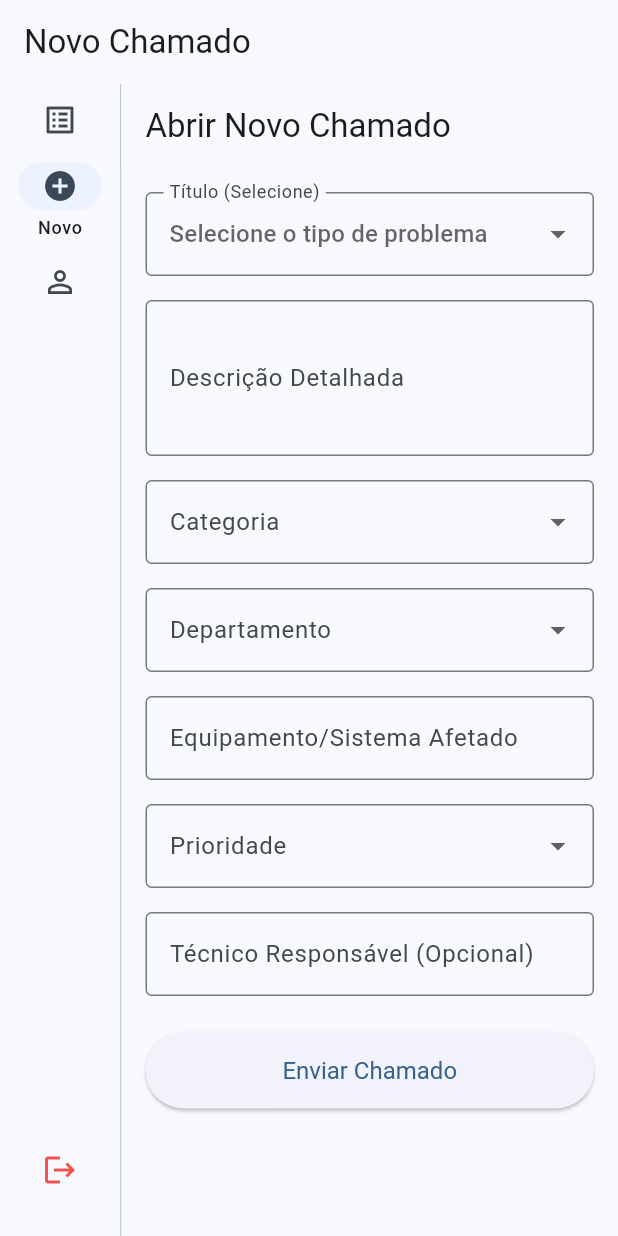
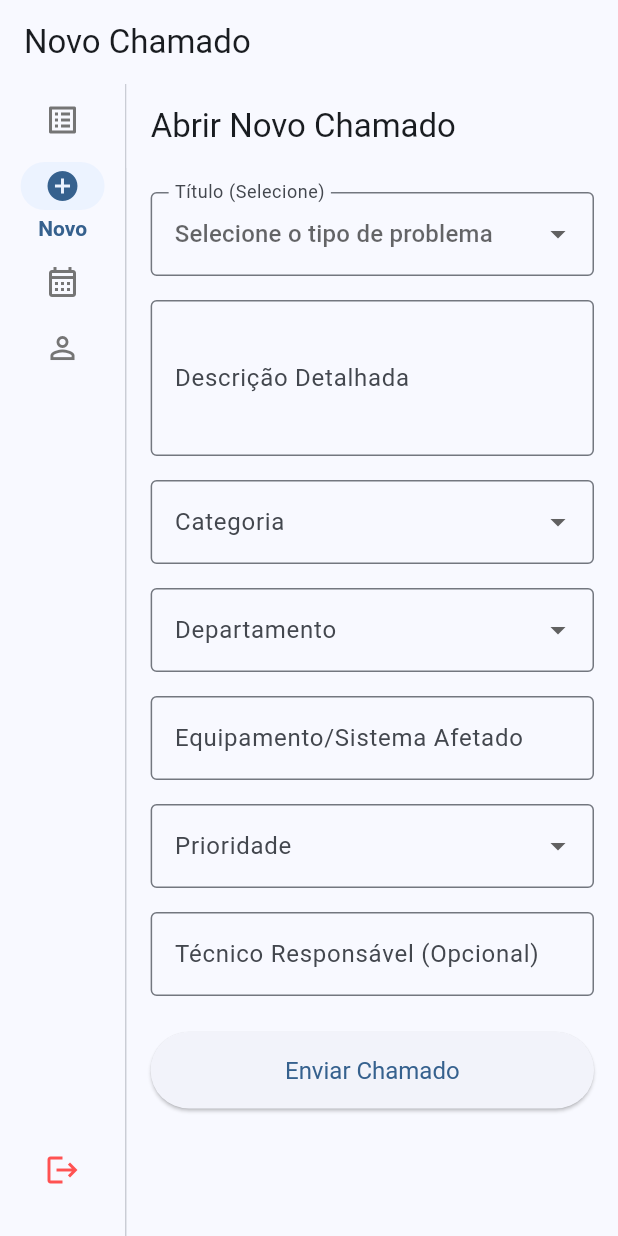
Before and after one commit to petersonhernandez4495/AtendimentoTISUPER, a Flutter app: the screen it shows after launch, after a tap on "Novo", on a phone screen of 412 x 824 dp. Run offline on Flutter 3.47's test engine with Material 3 defaults, Android fonts, the phone set to English and light mode, and no system bars; our stand-ins replace audioplayers, cloud_firestore, firebase_auth, firebase_core, open_filex, pdf and 1 more; accounts and stored records are empty.

Commit message:
agenda ok

```diff
--- /dev/null
+++ b/atendimento_ti_seduc/lib/agenda_screen.dart
@@ -0,0 +1,40 @@
+// lib/agenda_screen.dart
+import 'package:flutter/material.dart';
+
+// Este é um Widget placeholder simples para a tela de Agenda.
+// Ele será exibido quando o item "Agenda" for selecionado no menu principal.
+// Substitua o conteúdo do 'build' futuramente pela sua implementação real da agenda
+// (ex: calendário, lista de próximas visitas de todos os chamados, etc.).
+
+class AgendaScreen extends StatelessWidget {
+  const AgendaScreen({super.key});
+
+  @override
+  Widget build(BuildContext context) {
+    // Como esta tela é parte do conteúdo exibido pela MainNavigationScreen,
+    // ela retorna diretamente o conteúdo, sem Scaffold ou AppBar próprios.
+    return Center(
+      child: Padding(
+        padding: const EdgeInsets.all(20.0),
+        child: Column(
+          mainAxisAlignment: MainAxisAlignment.center,
+          children: [
+            Icon(Icons.calendar_month_outlined, size: 80, color: Theme.of(context).disabledColor), // Ícone cinza
+            const SizedBox(height: 20),
+            Text(
+              'Agenda',
+              textAlign: TextAlign.center,
+              style: Theme.of(context).textTheme.headlineMedium?.copyWith(color: Theme.of(context).disabledColor),
+            ),
+             const SizedBox(height: 10),
+            Text(
+              '(Funcionalidade futura: Exibir calendário ou lista de visitas agendadas)',
+              textAlign: TextAlign.center,
+              style: Theme.of(context).textTheme.bodySmall,
+            ),
+          ],
+        ),
+      ),
+    );
+  }
+}
--- a/atendimento_ti_seduc/lib/main_navigation_screen.dart
+++ b/atendimento_ti_seduc/lib/main_navigation_screen.dart
@@ -1,10 +1,12 @@
 // lib/main_navigation_screen.dart
 import 'package:flutter/material.dart';
 
-// Importe os WIDGETS DE CONTEÚDO (sem Scaffold/AppBar)
-import 'lista_chamados_screen.dart'; // <<< Certifique-se que este é SÓ o conteúdo
-import 'novo_chamado_screen.dart';          // <<< Verifique se esta precisa ou não de Scaffold próprio
-import 'profile_screen.dart';             // <<< Certifique-se que esta é SÓ o conteúdo
+// Importe os WIDGETS DE CONTEÚDO (sem Scaffold/AppBar próprios)
+// !!! Ajuste os nomes/caminhos se forem diferentes no seu projeto !!!
+import 'lista_chamados_screen.dart'; // <<< Widget SÓ com o conteúdo da lista
+import 'novo_chamado_screen.dart';          // <<< Verifique se esta precisa ou não de Scaffold/AppBar
+import 'agenda_screen.dart';                // <<< Widget placeholder da Agenda
+import 'profile_screen.dart';             // <<< Widget real do Perfil
 
 // Imports para Logout
 import 'login_screen.dart';
@@ -20,35 +22,33 @@ class MainNavigationScreen extends StatefulWidget {
 class _MainNavigationScreenState extends State<MainNavigationScreen> {
   int _selectedIndex = 0; // Índice do item selecionado no Rail
 
-  // Lista das telas (Widgets de CONTEÚDO)
+  // Lista das telas (Widgets de CONTEÚDO) - CORRIGIDA
   static const List<Widget> _widgetOptions = <Widget>[
-    ListaChamadosScreen(), // Índice 0
+    ListaChamadosScreen(), // Índice 0 (Conteúdo da Lista)
     NovoChamadoScreen(),          // Índice 1
-    ProfileScreen(),              // Índice 2
+    AgendaScreen(),               // Índice 2 (Tela da Agenda) <<< CORRIGIDO
+    ProfileScreen(),              // Índice 3 (Tela de Perfil)
   ];
 
-
-  // Títulos para a AppBar (opcional)
+  // Títulos para a AppBar (opcional) - CORRIGIDO
   static const List<String> _titles = <String>[
-    'Chamados', // Título mais curto para AppBar
+    'Chamados',
     'Novo Chamado',
+    'Agenda', // <<< Título correto
     'Meu Perfil',
   ];
 
   // Função chamada quando um destino no Rail é selecionado
   void _onDestinationSelected(int index) {
-    setState(() {
-      _selectedIndex = index;
-    });
+    setState(() { _selectedIndex = index; });
   }
 
-  // Função de Logout (agora parte desta tela novamente)
+  // Função de Logout (mantida)
   Future<void> _fazerLogout(BuildContext context) async {
-     bool confirmar = await showDialog<bool>( context: context, builder: (BuildContext context) { return AlertDialog( title: const Text('Confirmar Logout'), content: const Text('Tem certeza que deseja sair?'), actions: <Widget>[ TextButton( onPressed: () => Navigator.of(context).pop(false), child: const Text('Cancelar'), ), TextButton( onPressed: () => Navigator.of(context).pop(true), child: const Text('Sair', style: TextStyle(color: Colors.red)), ), ], ); }, ) ?? false;
+     bool confirmar = await showDialog<bool>( context: context, builder: (BuildContext context) { return AlertDialog( title: const Text('Confirmar Logout'), content: const Text('Tem certeza?'), actions: <Widget>[ TextButton( onPressed: () => Navigator.of(context).pop(false), child: const Text('Cancelar'), ), TextButton( onPressed: () => Navigator.of(context).pop(true), child: const Text('Sair', style: TextStyle(color: Colors.red)), ), ], ); }, ) ?? false;
      if (!confirmar || !mounted) return;
     try {
       await FirebaseAuth.instance.signOut();
-      // Navega para Login e remove tudo
       Navigator.of(context).pushAndRemoveUntil( MaterialPageRoute(builder: (context) => const LoginScreen()), (Route<dynamic> route) => false, );
     } catch (e) { print("Erro logout: $e"); if(mounted) ScaffoldMessenger.of(context).showSnackBar( SnackBar(content: Text('Erro ao fazer logout: ${e.toString()}')),); }
   }
@@ -57,77 +57,55 @@ class _MainNavigationScreenState extends State<MainNavigationScreen> {
   @override
   Widget build(BuildContext context) {
     return Scaffold(
-      // AppBar opcional (pode remover se não quiser AppBar geral)
+      // AppBar única com título dinâmico
       appBar: AppBar(
-        title: Text(_titles[_selectedIndex]), // Título muda com a seleção
-        automaticallyImplyLeading: false, // Remove botão voltar
+        title: Text(_titles[_selectedIndex]), // Usa o título da lista corrigida
+        automaticallyImplyLeading: false,
       ),
-      // Corpo agora é uma Row: NavigationRail | Divisor | Conteúdo
+      // Corpo com Row: NavigationRail | Divisor | Conteúdo
       body: Row(
         children: <Widget>[
-          // --- O Menu Lateral Estático ---
+          // --- O Menu Lateral Estático (NavigationRail) ---
           NavigationRail(
             selectedIndex: _selectedIndex,
-            onDestinationSelected: _onDestinationSelected, // Atualiza o estado
-            labelType: NavigationRailLabelType.selected, // Mostrar label só do selecionado
-            // labelType: NavigationRailLabelType.all, // Ou mostrar todos os labels
-            backgroundColor: Theme.of(context).colorScheme.surface, // Fundo do Rail
-             indicatorColor: Theme.of(context).colorScheme.primaryContainer.withOpacity(0.3), // Cor de fundo do item selecionado
+            onDestinationSelected: _onDestinationSelected,
+            labelType: NavigationRailLabelType.selected,
+            backgroundColor: Theme.of(context).colorScheme.surface,
+            indicatorColor: Theme.of(context).colorScheme.primaryContainer.withOpacity(0.3),
+            selectedIconTheme: IconThemeData(color: Theme.of(context).colorScheme.primary),
+            unselectedIconTheme: IconThemeData(color: Colors.grey[600]),
+            selectedLabelTextStyle: TextStyle(color: Theme.of(context).colorScheme.primary, fontWeight: FontWeight.bold),
+            unselectedLabelTextStyle: TextStyle(color: Colors.grey[600]),
 
-            // --- Itens do Menu ---
+            // --- Itens do Menu - CORRIGIDO e com Agenda ---
             destinations: const <NavigationRailDestination>[
               // Item 0: Chamados
-              NavigationRailDestination(
-                icon: Icon(Icons.list_alt_outlined),
-                selectedIcon: Icon(Icons.list_alt),
-                label: Text('Chamados'),
-              ),
+              NavigationRailDestination( icon: Icon(Icons.list_alt_outlined), selectedIcon: Icon(Icons.list_alt), label: Text('Chamados'), ),
               // Item 1: Novo
-              NavigationRailDestination(
-                icon: Icon(Icons.add_circle_outline),
-                selectedIcon: Icon(Icons.add_circle),
-                label: Text('Novo'),
-              ),
-              // Item 2: Perfil
-              NavigationRailDestination(
-                icon: Icon(Icons.person_outline),
-                selectedIcon: Icon(Icons.person),
-                label: Text('Perfil'),
-              ),
+              NavigationRailDestination( icon: Icon(Icons.add_circle_outline), selectedIcon: Icon(Icons.add_circle), label: Text('Novo'), ),
+              // Item 2: Agenda
+              NavigationRailDestination( icon: Icon(Icons.calendar_month_outlined), selectedIcon: Icon(Icons.calendar_month), label: Text('Agenda'), ),
+              // Item 3: Perfil
+              NavigationRailDestination( icon: Icon(Icons.person_outline), selectedIcon: Icon(Icons.person), label: Text('Perfil'), ),
             ],
+            // -----------------------------------------
 
-            // --- Item de Logout no final do Rail ---
-            trailing: Expanded( // Empurra para baixo
-              child: Align(
-                alignment: Alignment.bottomCenter,
-                child: Padding(
-                  padding: const EdgeInsets.only(bottom: 20.0),
-                  child: IconButton(
-                    icon: const Icon(Icons.logout),
-                    color: Colors.red[400], // Cor do ícone logout
-                    tooltip: 'Logout',
-                    onPressed: () => _fazerLogout(context), // Chama logout
-                  ),
-                ),
-              ),
-            ),
-            // ---------------------------------------
+            // --- Item de Logout (mantido) ---
+            trailing: Expanded( child: Align( alignment: Alignment.bottomCenter, child: Padding( padding: const EdgeInsets.only(bottom: 20.0), child: IconButton( icon: const Icon(Icons.logout, color: Colors.redAccent), tooltip: 'Logout', onPressed: () => _fazerLogout(context), ), ), ), ),
+            // -----------------------------------
           ),
-          // --- Divisor Vertical ---
-          const VerticalDivider(thickness: 1, width: 1),
-          // ----------------------
+          const VerticalDivider(thickness: 1, width: 1), // Divisor
 
           // --- Conteúdo Principal (Tela Selecionada) ---
-          Expanded( // Ocupa o resto do espaço horizontal
+          Expanded(
             child: IndexedStack( // Mantém o estado das telas
                index: _selectedIndex,
-               children: _widgetOptions,
+               children: _widgetOptions, // <<< USA A LISTA CORRIGIDA
             ),
           ),
           // -----------------------------------------
         ],
       ),
-      // REMOVIDO: bottomNavigationBar: BottomNavigationBar(...),
     );
   }
 }
```
Also changed, not shown: atendimento_ti_seduc/lib/agendamento_visita_screen.dart (+34 -149 lines).
